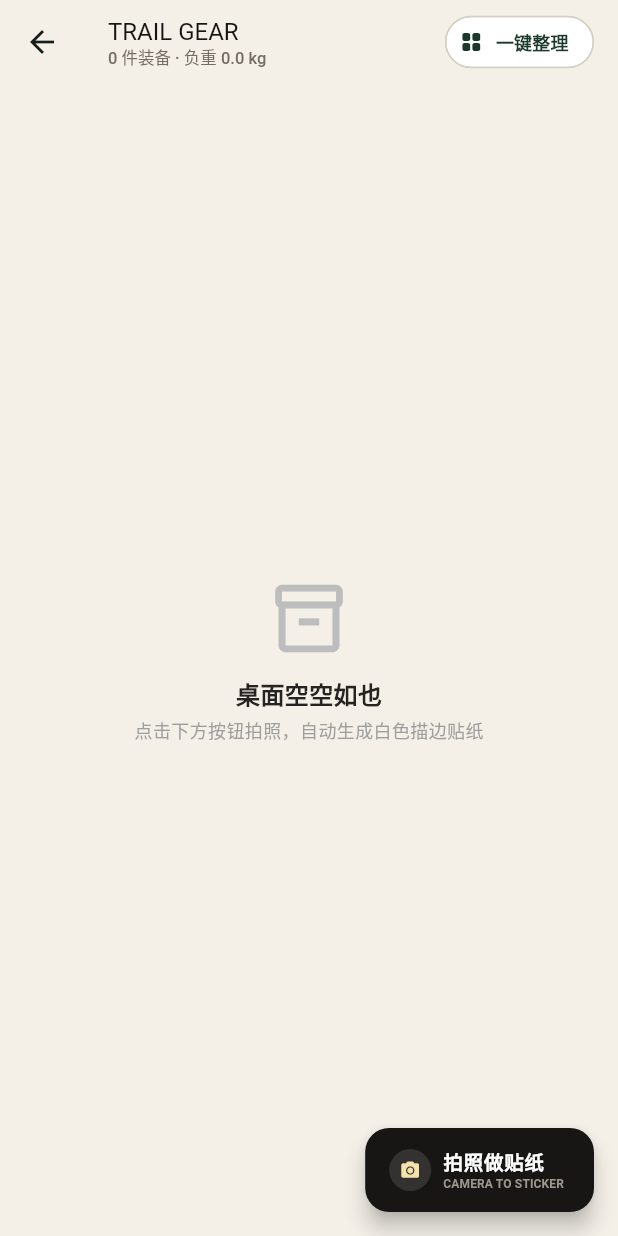
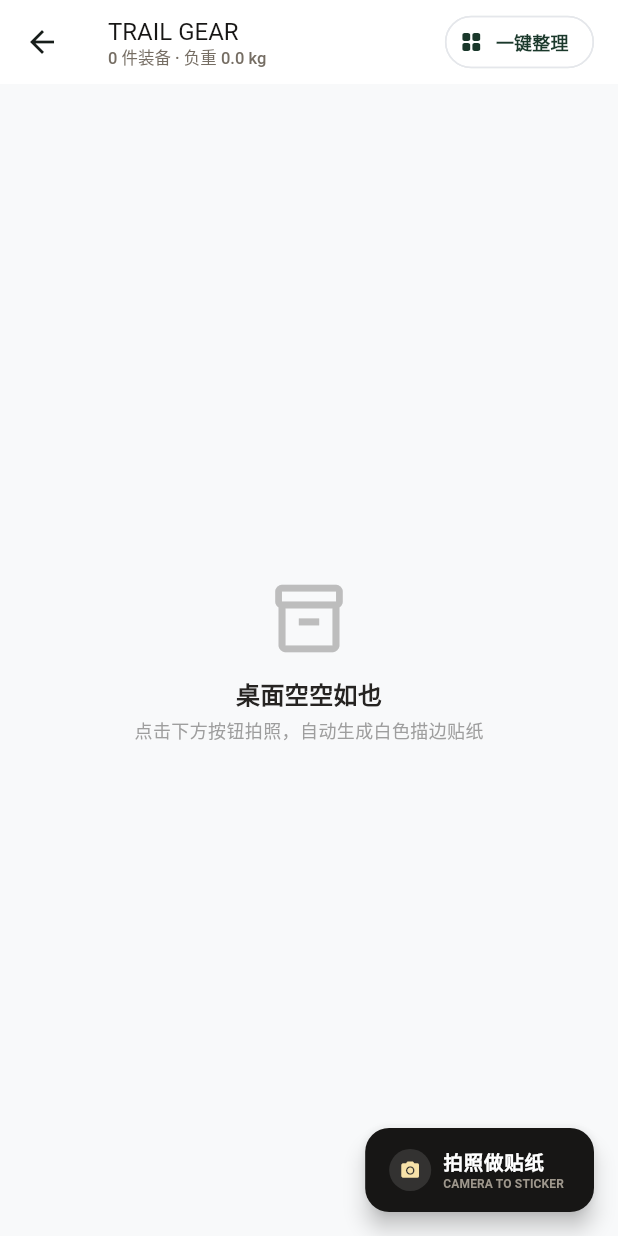
Before and after one commit to tt-11-dd/trail-gear, a Flutter app: the GearClosetScreen screen opened directly with empty values, on a phone screen of 412 x 824 dp. Run offline on Flutter 3.47's test engine with Material 3 defaults, Android fonts, the phone set to English and light mode, and no system bars; our stand-ins replace dio, image_picker, shared_preferences; accounts and stored records are empty; network calls fail; statements that could not run were skipped.

Commit message:
style: switch primary color to pure white and fix dynamic mat overflow

```diff
--- a/app/lib/screens/gear_closet_screen.dart
+++ b/app/lib/screens/gear_closet_screen.dart
@@ -203,9 +203,9 @@ class _GearClosetScreenState extends State<GearClosetScreen> {
     final kgStr = (_totalWeightGrams / 1000).toStringAsFixed(1);
 
     return Scaffold(
-      backgroundColor: const Color(0xFFF4F0E8),
+      backgroundColor: const Color(0xFFF8F9FA),
       appBar: AppBar(
-        backgroundColor: const Color(0xFFF4F0E8),
+        backgroundColor: Colors.white,
         elevation: 0,
         title: Column(
           crossAxisAlignment: CrossAxisAlignment.start,
@@ -234,7 +234,7 @@ class _GearClosetScreenState extends State<GearClosetScreen> {
                 style: const TextStyle(fontSize: 12, fontWeight: FontWeight.bold, color: Color(0xFF1A382B)),
               ),
               backgroundColor: Colors.white,
-              side: const BorderSide(color: Color(0xFFD5D0C3)),
+              side: const BorderSide(color: Color(0xFFE5E7EB)),
               shape: RoundedRectangleBorder(borderRadius: BorderRadius.circular(20)),
               onPressed: () => setState(() => _isTidyGrid = !_isTidyGrid),
             ),
@@ -285,9 +285,9 @@ class _GearClosetScreenState extends State<GearClosetScreen> {
                           Expanded(
                             child: Container(
                               decoration: BoxDecoration(
-                                color: const Color(0xFFF6F2EA),
+                                color: Colors.white,
                                 borderRadius: BorderRadius.circular(26),
-                                border: Border.all(color: const Color(0xFFD5D0C3), width: 1.5),
+                                border: Border.all(color: const Color(0xFFE5E7EB), width: 1.5),
                               ),
                               child: ClipRRect(
                                 borderRadius: BorderRadius.circular(26),
```
Also changed, not shown: 2 other files.
